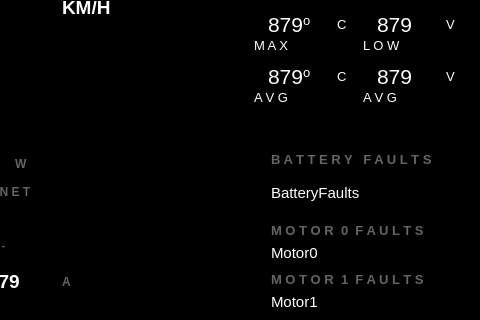
UCSolarCarTeam/Epsilon-Dashboard, file src/ViewLayer/RaceModeDisplay/RaceModeDashboardUI.ui: the form before one commit; both pictures show x 320 to 800 and y 160 to 480 of the 800 by 480 pixel window.
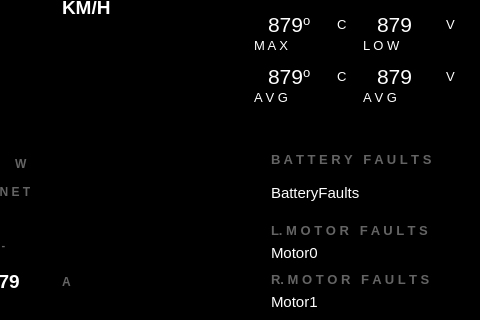
The form after the commit. Icons and pictures are not drawn.

```diff
--- a/src/ViewLayer/RaceModeDisplay/RaceModeDashboardUI.ui
+++ b/src/ViewLayer/RaceModeDisplay/RaceModeDashboardUI.ui
@@ -3107,7 +3107,7 @@
                      <string notr="true">color: rgb(100,100,100);</string>
                     </property>
                     <property name="text">
-                     <string>M O T O R  0  F A U L T S</string>
+                     <string>L. M O T O R   F A U L T S</string>
                     </property>
                    </widget>
                   </item>
@@ -3196,7 +3196,7 @@
                      <string notr="true">color: rgb(100,100,100);</string>
                     </property>
                     <property name="text">
-                     <string>M O T O R  1  F A U L T S</string>
+                     <string>R. M O T O R   F A U L T S</string>
                     </property>
                    </widget>
                   </item>
```
Left out of the diff: 1 changed line with no effect on the pictures.
